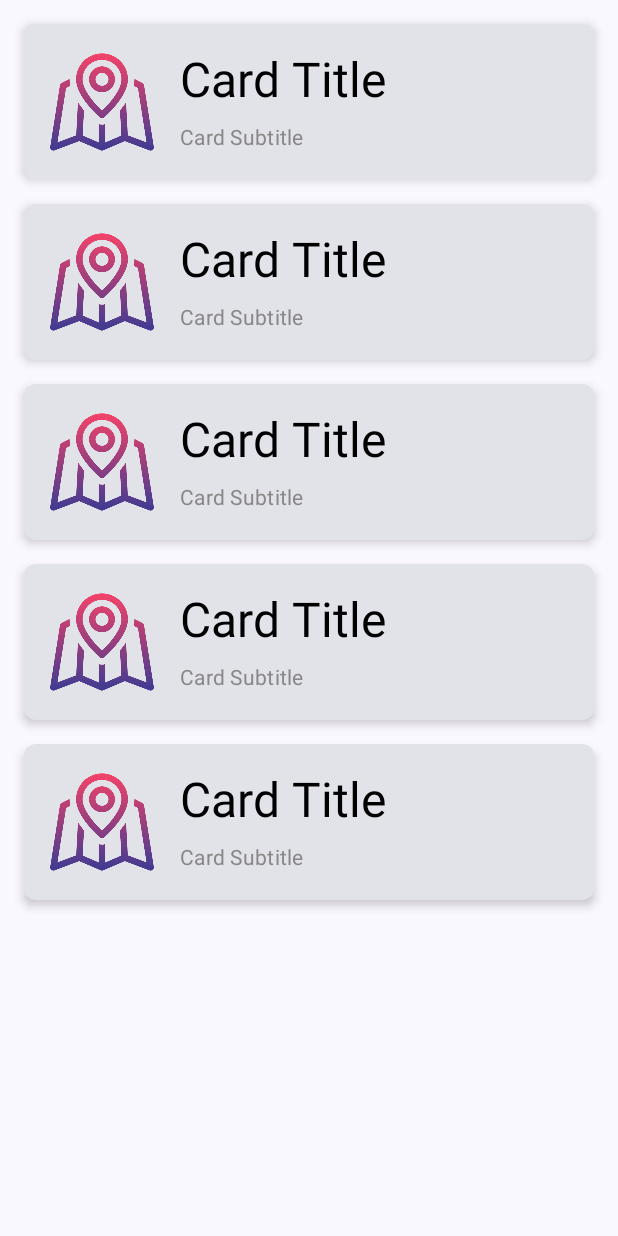
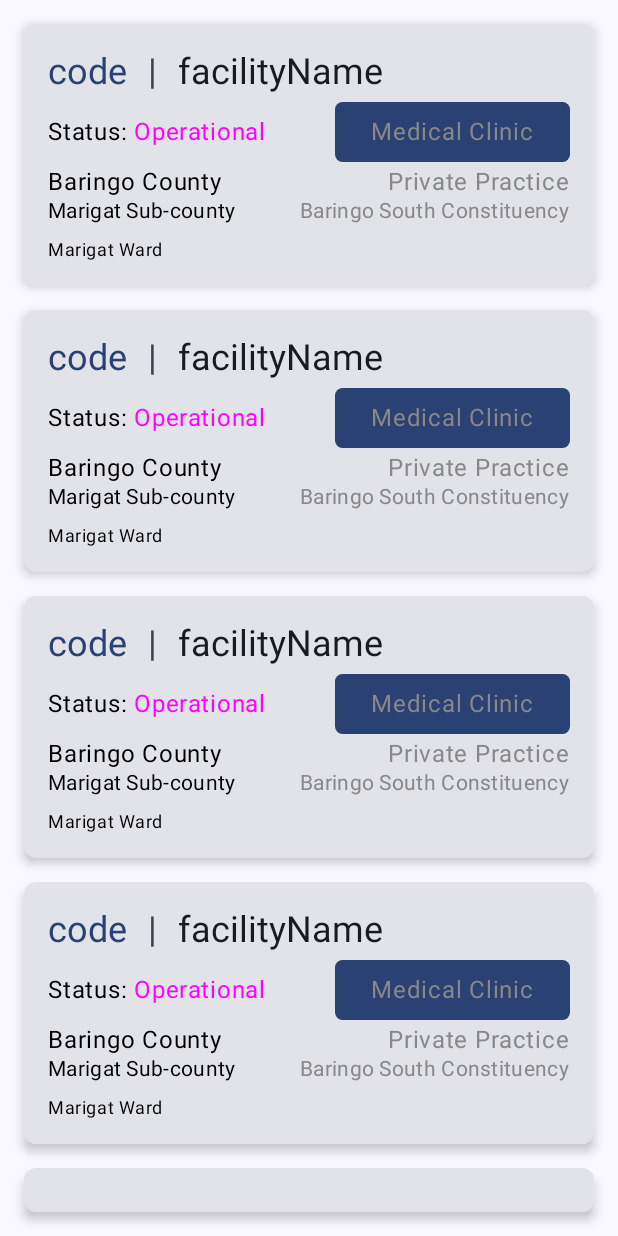
Before and after one commit to TUM-HIS/smooth-rufaa-android-client, an Android app built with Jetpack Compose: the screen it shows after launch (MainActivity), on a phone screen of 412 x 824 dp. Run offline under Robolectric (Android 15) with nearby library versions, the phone set to English and light mode, and no system bars; our stand-ins replace Dagger/Hilt's generated code.

Commit message:
facility card done

```diff
--- a/app/src/main/java/teka/android/smoothrufaaandroidclient/presentation/facilities/FacilityCard.kt
+++ b/app/src/main/java/teka/android/smoothrufaaandroidclient/presentation/facilities/FacilityCard.kt
@@ -3,9 +3,6 @@ package teka.android.smoothrufaaandroidclient.presentation.facilities
 import android.media.Image
 import androidx.compose.foundation.layout.*
 import androidx.compose.foundation.shape.RoundedCornerShape
-import androidx.compose.material3.Card
-import androidx.compose.material3.MaterialTheme
-import androidx.compose.material3.Text
 import androidx.compose.runtime.Composable
 import androidx.compose.ui.Alignment
 import androidx.compose.ui.Modifier
@@ -13,7 +10,12 @@ import androidx.compose.ui.graphics.Color
 import androidx.compose.ui.layout.ContentScale
 import androidx.compose.ui.res.painterResource
 import androidx.compose.foundation.Image
-import androidx.compose.material3.CardDefaults
+import androidx.compose.foundation.background
+import androidx.compose.material3.*
+import androidx.compose.ui.geometry.CornerRadius
+import androidx.compose.ui.text.SpanStyle
+import androidx.compose.ui.text.buildAnnotatedString
+import androidx.compose.ui.text.withStyle
 
 import androidx.compose.ui.unit.dp
 import teka.android.smoothrufaaandroidclient.R
@@ -29,29 +31,136 @@ fun FacilityCard(){
         ),
         modifier = Modifier.fillMaxWidth()
     ) {
-        Row(
-            verticalAlignment = Alignment.CenterVertically,
+        Column(
             modifier = Modifier.padding(16.dp)
         ) {
-            Image(
-                painter = painterResource(id = R.drawable.map),
-                contentDescription = "Image",
-                contentScale = ContentScale.Crop,
-                modifier = Modifier.size(72.dp)
+
+            Row(
+                modifier = Modifier.fillMaxWidth()
+
+            ) {
+                Text(
+                    text = "code",
+                    style = MaterialTheme.typography.headlineSmall,
+                    color = MaterialTheme.colorScheme.primary,
                 )
+                Spacer(modifier = Modifier.width(8.dp))
+                Text(
+                    text = " | ",
+                    style = MaterialTheme.typography.headlineSmall,
+                    color = MaterialTheme.colorScheme.secondary
+                )
+                Spacer(modifier = Modifier.width(8.dp))
+                Text(
+                    text = "facilityName",
+                    style = MaterialTheme.typography.headlineSmall,
+                    color = MaterialTheme.colorScheme.onSurface
+                )
+            }
+
+//            Image(
+//                painter = painterResource(id = R.drawable.map),
+//                contentDescription = "Image",
+//                contentScale = ContentScale.Crop,
+//                modifier = Modifier.size(72.dp)
+//            )
             Spacer(modifier = Modifier.width(16.dp))
             Column {
+                Row(
+                    modifier = Modifier.fillMaxWidth(),
+                    verticalAlignment = Alignment.CenterVertically,
+                    horizontalArrangement = Arrangement.SpaceBetween
+                ) {
+
+                    val text = buildAnnotatedString {
+                        withStyle(style = SpanStyle(color = Color.Black)) {
+                            append("Status: ")
+                        }
+                        withStyle(style = SpanStyle(color = Color.Magenta)) {
+                            append("Operational")
+                        }
+                    }
+
                     Text(
-                    text = "Card Title",
-                    style = MaterialTheme.typography.headlineLarge,
+                        text = text,
+                        style = MaterialTheme.typography.bodyLarge,
+                        color = Color.Black
+                    )
+                    Button(
+                        shape = RoundedCornerShape(5.dp),
+                        onClick = { /*TODO*/ },
+                        modifier = Modifier.padding(0.dp)
+                    ) {
+                        Text(
+                            text = "Medical Clinic",
+                            style = MaterialTheme.typography.bodyLarge,
+                            color = Color.Gray,
+                        )
+                    }
+
+
+                }
+
+                Row(
+                    modifier = Modifier.fillMaxWidth(),
+                    verticalAlignment = Alignment.CenterVertically,
+                    horizontalArrangement = Arrangement.SpaceBetween
+
+                ) {
+
+                    Text(
+                        text = "Baringo County",
+                        style = MaterialTheme.typography.bodyLarge,
                         color = Color.Black
                     )
                     Spacer(modifier = Modifier.height(8.dp))
                     Text(
-                    text = "Card Subtitle",
+                        text = "Private Practice",
+                        style = MaterialTheme.typography.bodyLarge,
+                        color = Color.Gray
+                    )
+
+                }
+
+                Row(
+                    modifier = Modifier.fillMaxWidth(),
+                    verticalAlignment = Alignment.CenterVertically,
+                    horizontalArrangement = Arrangement.SpaceBetween
+
+                ) {
+
+                    Text(
+                        text = "Marigat Sub-county",
+                        style = MaterialTheme.typography.bodyMedium,
+                        color = Color.Black
+                    )
+                    Spacer(modifier = Modifier.height(8.dp))
+                    Text(
+                        text = "Baringo South Constituency",
                         style = MaterialTheme.typography.bodyMedium,
                         color = Color.Gray
                     )
+
+                }
+
+                Spacer(modifier = Modifier.height(8.dp))
+
+                Row(
+                    modifier = Modifier.fillMaxWidth(),
+                    verticalAlignment = Alignment.CenterVertically,
+                    horizontalArrangement = Arrangement.SpaceBetween
+                ) {
+
+                    Text(
+                        text = "Marigat Ward",
+                        style = MaterialTheme.typography.bodySmall,
+                        color = Color.Black
+                    )
+
+
+                }
+
+
             }
         }
     }
```
Lines whose indentation alone changed are shown as unchanged.
